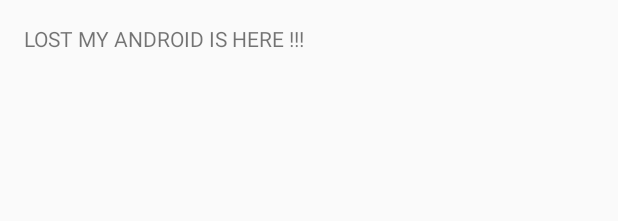
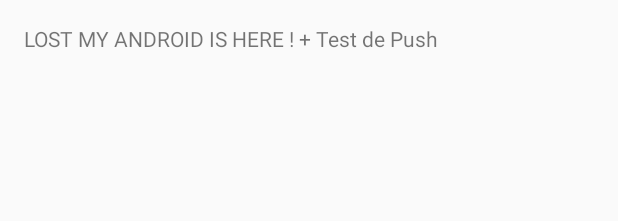
Before and after one commit to riedingermatthieu/LostMyAndroid, an Android app: the layout activity_main.xml on its own in the app's theme, with its tools: preview values and no code run, on a phone screen of 412 x 824 dp. Shown: the top 221 px of the screen. Run offline under Robolectric (Android 15) with nearby library versions, the light colour scheme and no system bars.

Commit message:
Test de modif+push

```diff
--- a/app/src/main/res/values/strings.xml
+++ b/app/src/main/res/values/strings.xml
@@ -1,6 +1,6 @@
 <resources>
     <string name="app_name">Lost My Android</string>
 
-    <string name="hello_world">LOST MY ANDROID IS HERE !!!</string>
+    <string name="hello_world">LOST MY ANDROID IS HERE ! + Test de Push</string>
     <string name="action_settings">Settings</string>
 </resources>
```
Also changed, not shown: 1 other file.
